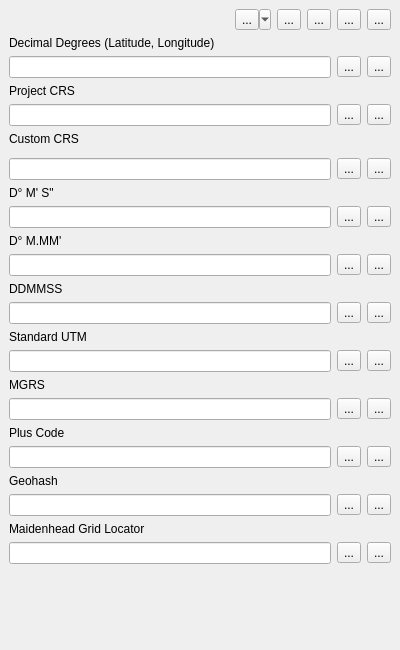
Above: ui/coordinateConverter.ui from NationalSecurityAgency/qgis-latlontools-plugin before the change. Below: the same form after it.
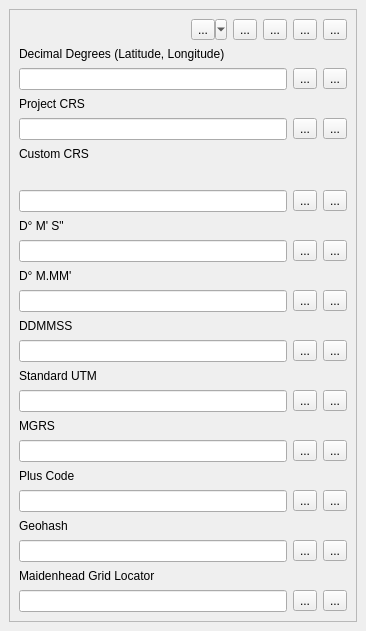
That is the form after the change. Custom widgets are drawn as their Qt base class.

Commit message: Embeded conversion dialog in scroll area.

```diff
--- a/ui/coordinateConverter.ui
+++ b/ui/coordinateConverter.ui
@@ -6,8 +6,8 @@
    <rect>
     <x>0</x>
     <y>0</y>
-    <width>400</width>
-    <height>650</height>
+    <width>366</width>
+    <height>631</height>
    </rect>
   </property>
   <property name="windowTitle">
@@ -16,6 +16,21 @@
   <widget class="QWidget" name="dockWidgetContents">
    <layout class="QVBoxLayout" name="verticalLayout">
     <item>
+     <widget class="QScrollArea" name="scrollArea">
+      <property name="widgetResizable">
+       <bool>true</bool>
+      </property>
+      <widget class="QWidget" name="scrollAreaWidgetContents">
+       <property name="geometry">
+        <rect>
+         <x>0</x>
+         <y>0</y>
+         <width>346</width>
+         <height>589</height>
+        </rect>
+       </property>
+       <layout class="QVBoxLayout" name="verticalLayout_3">
+        <item>
      <layout class="QHBoxLayout" name="horizontalLayout">
       <item>
        <spacer name="horizontalSpacer_2">
@@ -450,18 +465,9 @@
       </item>
      </layout>
     </item>
-    <item>
-     <spacer name="verticalSpacer">
-      <property name="orientation">
-       <enum>Qt::Vertical</enum>
-      </property>
-      <property name="sizeHint" stdset="0">
-       <size>
-        <width>20</width>
-        <height>40</height>
-       </size>
-      </property>
-     </spacer>
+       </layout>
+      </widget>
+     </widget>
     </item>
    </layout>
   </widget>
```
Lines whose indentation alone changed are shown as unchanged.
